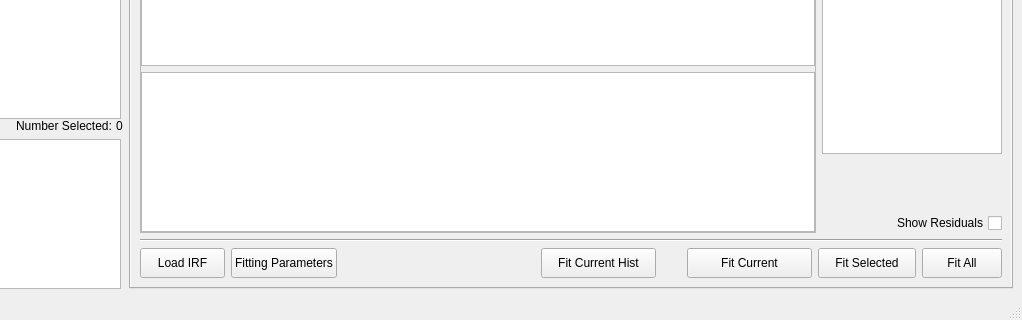
Above: resources/ui/mainwindow.ui from BioPhysicsUP/Full_SMS before the change; both pictures show x 88 to 1110 and y 322 to 642 of the 1110 by 642 pixel window. Below: the same form after it.
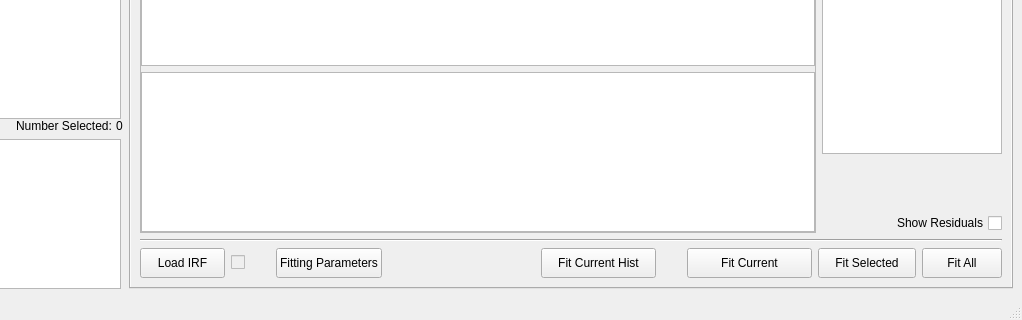
That is the form after the change. Icons and pictures are not drawn. Custom widgets are drawn as their Qt base class.

Patch:
```diff
--- a/resources/ui/mainwindow.ui
+++ b/resources/ui/mainwindow.ui
@@ -1500,6 +1500,41 @@
             </property>
            </widget>
           </item>
+          <item>
+           <widget class="QCheckBox" name="chbHasIRF">
+            <property name="enabled">
+             <bool>false</bool>
+            </property>
+            <property name="text">
+             <string/>
+            </property>
+            <property name="iconSize">
+             <size>
+              <width>16</width>
+              <height>16</height>
+             </size>
+            </property>
+            <property name="checkable">
+             <bool>true</bool>
+            </property>
+           </widget>
+          </item>
+          <item>
+           <spacer name="horizontalSpacer_6">
+            <property name="orientation">
+             <enum>Qt::Horizontal</enum>
+            </property>
+            <property name="sizeType">
+             <enum>QSizePolicy::Preferred</enum>
+            </property>
+            <property name="sizeHint" stdset="0">
+             <size>
+              <width>25</width>
+              <height>20</height>
+             </size>
+            </property>
+           </spacer>
+          </item>
           <item>
            <widget class="QPushButton" name="btnFitParameters">
             <property name="sizePolicy">
```
